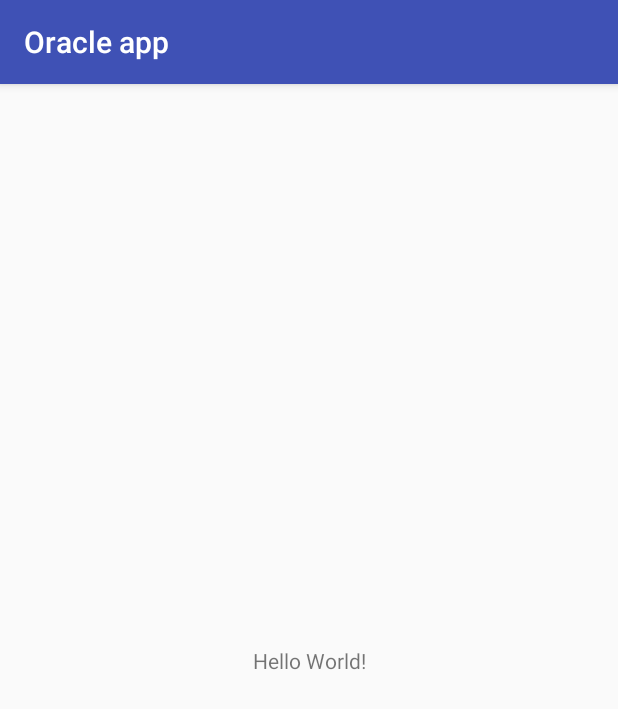
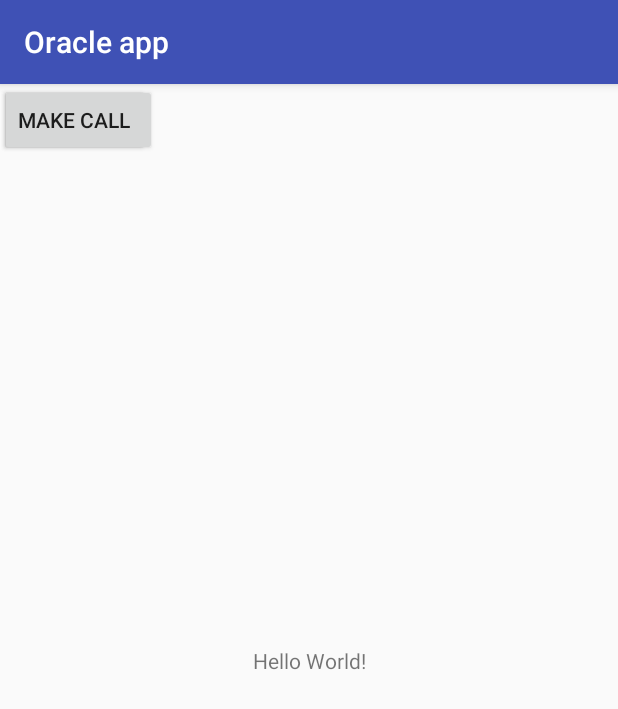
Before and after one commit to Loic755/OracleApp2, an Android app: the screen it shows after launch (MainActivity), on a phone screen of 412 x 824 dp. Shown: the top 709 px of the screen. Run offline under Robolectric (Android 15) with nearby library versions, the phone set to English and light mode, and no system bars.

```diff
--- a/app/build.gradle
+++ b/app/build.gradle
@@ -26,5 +26,9 @@ dependencies {
     })
     compile 'com.android.support:appcompat-v7:25.3.1'
     compile 'com.android.support.constraint:constraint-layout:1.0.2'
+    compile 'com.google.firebase:firebase-messaging:10.0.1'
     testCompile 'junit:junit:4.12'
 }
+
+
+apply plugin: 'com.google.gms.google-services'
--- a/app/src/main/java/exos/lujan/jose/joselujanexos/MainActivity.java
+++ b/app/src/main/java/exos/lujan/jose/joselujanexos/MainActivity.java
@@ -1,13 +1,39 @@
 package exos.lujan.jose.joselujanexos;
 
+import android.Manifest;
+import android.content.Intent;
+import android.net.Uri;
+import android.service.chooser.ChooserTarget;
+import android.service.chooser.ChooserTargetService;
+import android.support.v4.content.ContextCompat;
 import android.support.v7.app.AppCompatActivity;
 import android.os.Bundle;
 
 public class MainActivity extends AppCompatActivity {
 
+    Intent intent;
+   // ChooserTargetService chooser;
     @Override
     protected void onCreate(Bundle savedInstanceState) {
         super.onCreate(savedInstanceState);
         setContentView(R.layout.activity_main);
+
+       /* intent = new Intent(Intent.ACTION_SEND);
+        intent.setData(Uri.parse("mailto:"));
+        String[] to = {"loic.roubaud@gmail.com"};
+        intent.putExtra(Intent.EXTRA_EMAIL,to);
+        intent.putExtra(Intent.EXTRA_SUBJECT, "Hi this is sent from android app");
+        intent.putExtra(Intent.EXTRA_TEXT, "TEXT");
+        intent.setType("message/rfc822");
+        Intent chooser=Intent.createChooser(intent, "Send email");
+        startActivity(chooser);*/
+
+        intent = new Intent(Intent.ACTION_DIAL);
+       intent.setData(Uri.parse("tel:30031201234"));
+
+
+        startActivity(intent);
+
+
     }
 }
--- a/app/src/main/res/layout/activity_main.xml
+++ b/app/src/main/res/layout/activity_main.xml
@@ -15,4 +15,20 @@
         app:layout_constraintRight_toRightOf="parent"
         app:layout_constraintTop_toTopOf="parent" />
 
+    <Button
+        android:id="@+id/sendEmail"
+        android:layout_width="wrap_content"
+        android:layout_height="wrap_content"
+        android:text="Send email"
+        tools:layout_editor_absoluteX="45dp"
+        tools:layout_editor_absoluteY="323dp" />
+
+    <Button
+        android:id="@+id/button"
+        android:layout_width="wrap_content"
+        android:layout_height="wrap_content"
+        android:text="Make call"
+        tools:layout_editor_absoluteX="45dp"
+        tools:layout_editor_absoluteY="390dp" />
+
 </android.support.constraint.ConstraintLayout>
--- a/build.gradle
+++ b/build.gradle
@@ -9,6 +9,7 @@ buildscript {
 
         // NOTE: Do not place your application dependencies here; they belong
         // in the individual module build.gradle files
+        classpath 'com.google.gms:google-services:3.0.0'
     }
 }
 
```
Also changed, not shown: app/src/main/AndroidManifest.xml (+9 -1 lines), app/src/main/java/exos/lujan/jose/joselujanexos/MyFirebaseInstanceIdService.java (added, +27 -0 lines).
